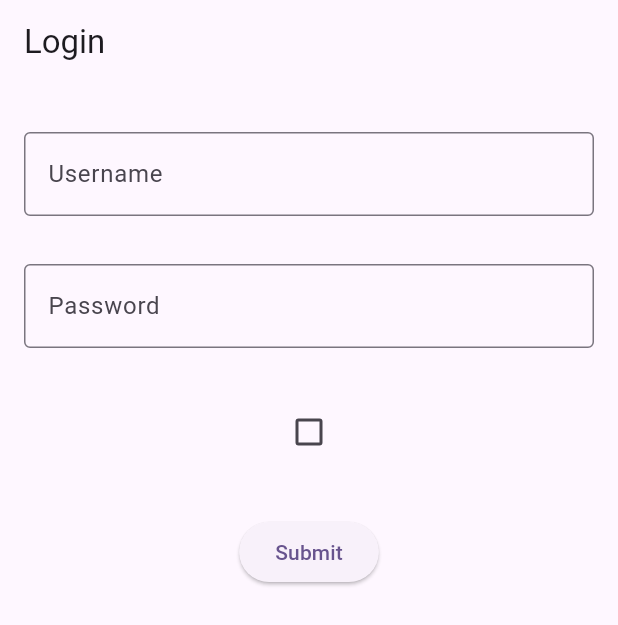
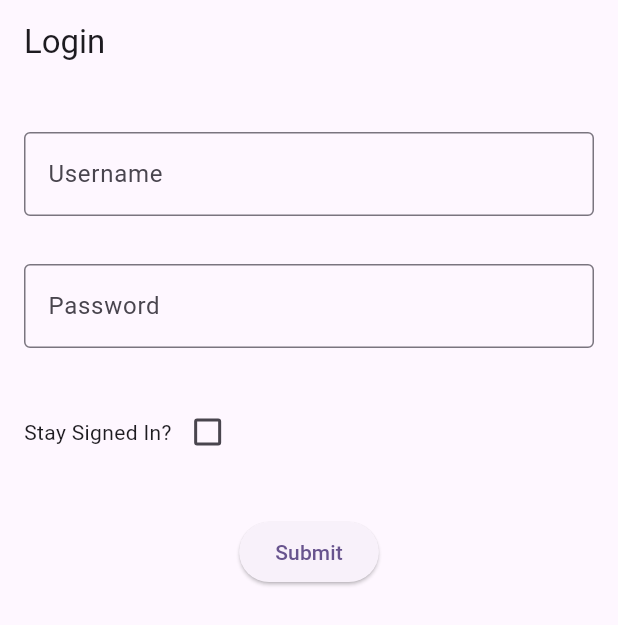
Before and after one commit to AndrewPPinner/Smart_Home, a Flutter app: the screen it shows after launch, on a phone screen of 412 x 824 dp. Shown: the top 625 px of the screen. Run offline on Flutter 3.47's test engine with Material 3 defaults, Android fonts, the phone set to English and light mode, and no system bars; our stand-ins replace flutter_secure_storage.

Commit message:
Stay signed in logic, android auto app mostly working

```diff
--- /dev/null
+++ b/adb_commands.txt
@@ -0,0 +1,2 @@
+adb forward tcp:5277 tcp:5277
+adb kill-server
--- a/lib/Channels/flutter_signal_garage_channel.dart
+++ b/lib/Channels/flutter_signal_garage_channel.dart
@@ -1,8 +1,10 @@
+import 'package:aa_smart_home/Services/api_service.dart';
 import 'package:flutter/services.dart';
 
 class FlutterSignalGarageChannel {
   static const channelName = 'signal_garage';
   late MethodChannel methodChannel;
+  static final _apiService = APIService();
 
   static final FlutterSignalGarageChannel instance =
       FlutterSignalGarageChannel._init();
@@ -17,6 +19,8 @@ class FlutterSignalGarageChannel {
   Future<void> methodHandler(MethodCall call) async {
     switch (call.method) {
       case "signalGarage":
+        print("Method Called");
+        await _apiService.signalGarage();
         break;
       default:
         print('no method handler for method ${call.method}');
--- a/lib/Services/secure_storage_service.dart
+++ b/lib/Services/secure_storage_service.dart
@@ -9,7 +9,7 @@ class SecureStorageService {
     await storage.write(key: key, value: value);
   }
 
-//Turn this into a generic method that returns Object or type
+//TODO: Turn this into a generic method that returns Object or type
   Future<String> readSecureData(String key) async {
     String value = await storage.read(key: key) ?? 'No data found!';
     return value;
--- a/lib/Views/login_view.dart
+++ b/lib/Views/login_view.dart
@@ -89,7 +89,9 @@ class _LoginViewState extends State<LoginView> {
                     Padding(
                         padding: const EdgeInsets.symmetric(
                             horizontal: 8, vertical: 16),
-                      child: Center(
+                        child: Row(children: [
+                          const Text("Stay Signed In?"),
+                          Center(
                             child: Checkbox(
                               value: isChecked,
                               onChanged: (bool? value) {
@@ -99,7 +101,7 @@ class _LoginViewState extends State<LoginView> {
                               },
                             ),
                           ),
-                    ),
+                        ])),
                     Padding(
                       padding: const EdgeInsets.symmetric(
                           horizontal: 8, vertical: 16.0),
```
Also changed, not shown: lib/Services/api_service.dart (+22 -1 lines), 1 other file. Lines whose indentation alone changed are shown as unchanged.
